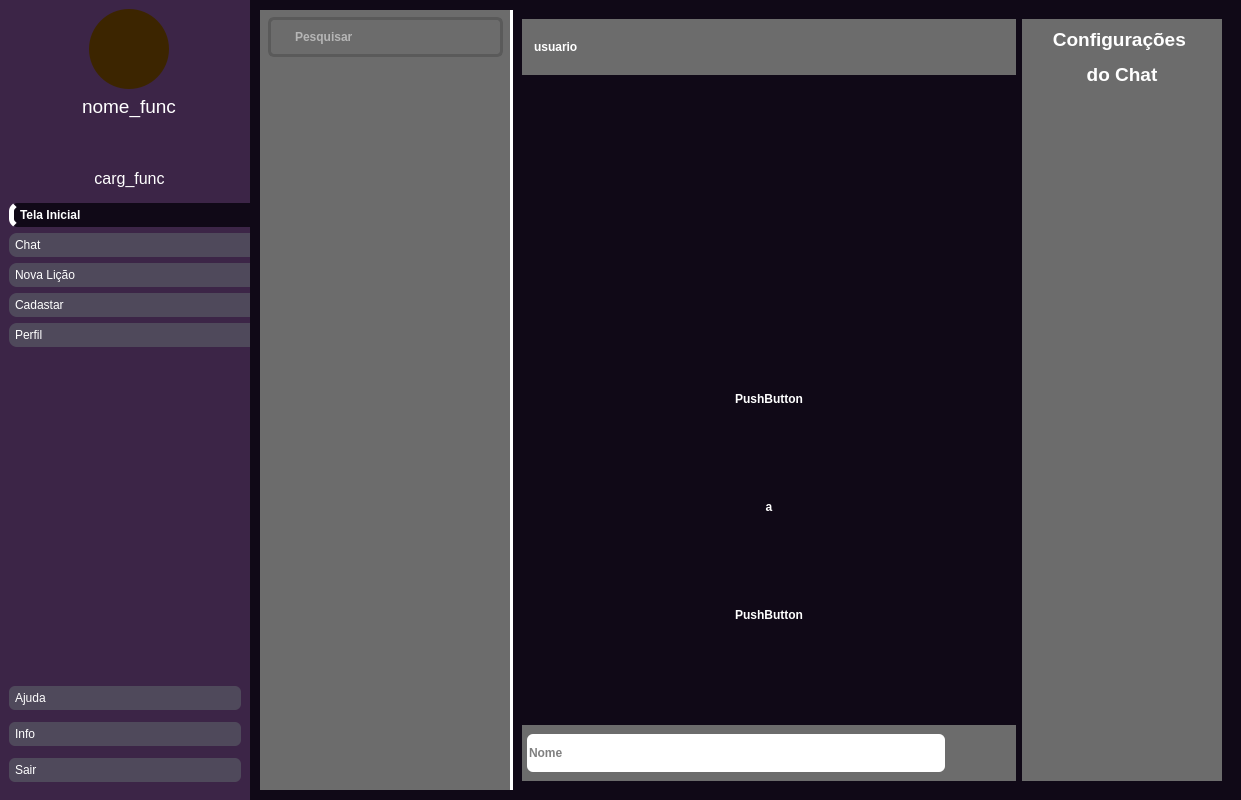
Before: the Qt Designer form design/NOVODASH.ui in Zstraffey/NewTE, drawn with Qt 5.
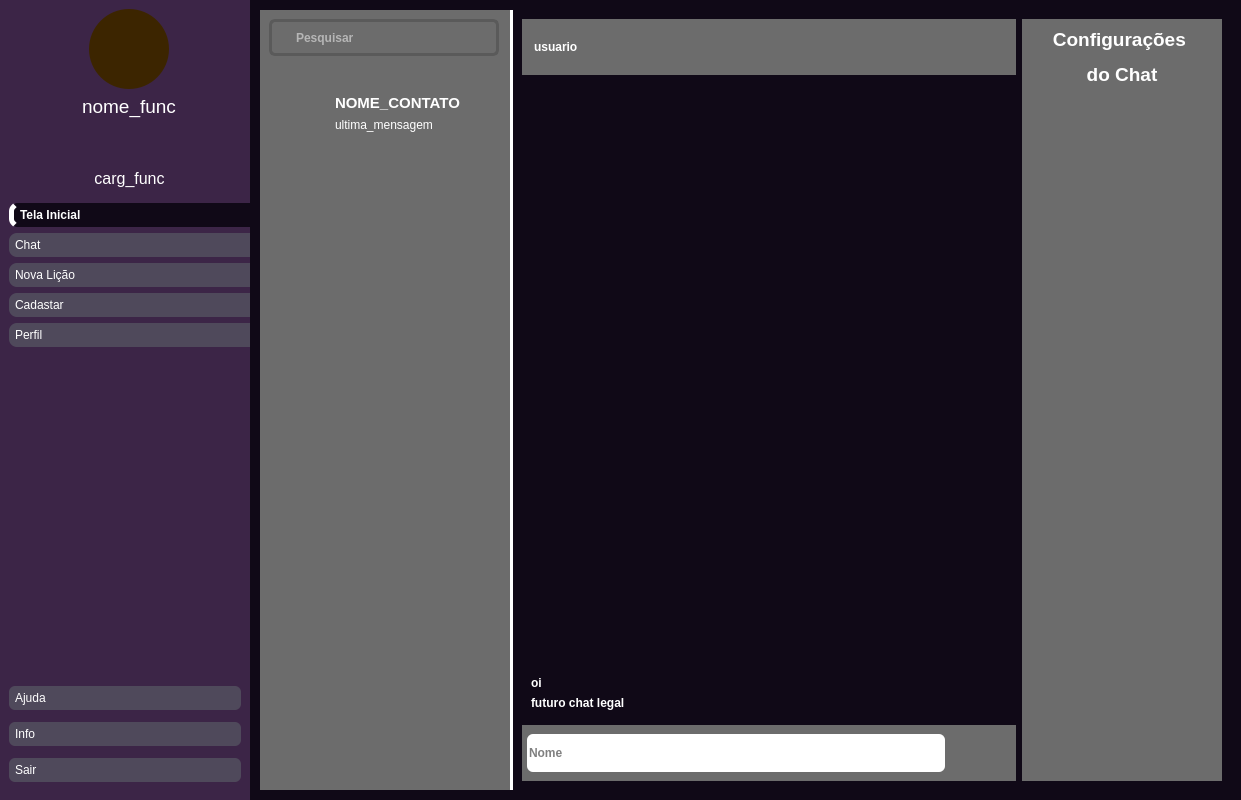
After: the same form once the commit is applied. The open tabs and pages were chosen to show the change. Icons and pictures are not drawn.

Diff of the .ui file:
```diff
--- a/design/NOVODASH.ui
+++ b/design/NOVODASH.ui
@@ -2585,27 +2585,21 @@
              <property name="styleSheet">
               <string notr="true">background-color: #6c6c6c;</string>
              </property>
+             <layout class="QVBoxLayout" name="verticalLayout_17">
+              <property name="leftMargin">
+               <number>0</number>
+              </property>
+              <property name="topMargin">
+               <number>0</number>
+              </property>
+              <property name="rightMargin">
+               <number>0</number>
+              </property>
+              <property name="bottomMargin">
+               <number>0</number>
+              </property>
+              <item alignment="Qt::AlignTop">
              <widget class="QWidget" name="pesquisa_dos_cntts" native="true">
-              <property name="geometry">
-               <rect>
-                <x>0</x>
-                <y>0</y>
-                <width>251</width>
-                <height>55</height>
-               </rect>
-              </property>
-              <property name="minimumSize">
-               <size>
-                <width>0</width>
-                <height>55</height>
-               </size>
-              </property>
-              <property name="maximumSize">
-               <size>
-                <width>16777215</width>
-                <height>55</height>
-               </size>
-              </property>
               <property name="styleSheet">
                <string notr="true">QPushButton {
    
@@ -2644,21 +2638,6 @@
 }</string>
               </property>
               <layout class="QVBoxLayout" name="verticalLayout_25">
-               <property name="spacing">
-                <number>0</number>
-               </property>
-               <property name="leftMargin">
-                <number>8</number>
-               </property>
-               <property name="topMargin">
-                <number>0</number>
-               </property>
-               <property name="rightMargin">
-                <number>0</number>
-               </property>
-               <property name="bottomMargin">
-                <number>0</number>
-               </property>
                <item>
                 <widget class="QLineEdit" name="lineedit_pesquisa">
                  <property name="sizePolicy">
@@ -2669,14 +2648,14 @@
                  </property>
                  <property name="minimumSize">
                   <size>
-                   <width>235</width>
-                   <height>40</height>
+                     <width>160</width>
+                     <height>37</height>
                   </size>
                  </property>
                  <property name="maximumSize">
                   <size>
-                   <width>235</width>
-                   <height>40</height>
+                     <width>230</width>
+                     <height>16777215</height>
                   </size>
                  </property>
                  <property name="styleSheet">
@@ -2689,36 +2668,9 @@
                </item>
               </layout>
              </widget>
-             <widget class="QScrollArea" name="usuarios_chat">
-              <property name="geometry">
-               <rect>
-                <x>0</x>
-                <y>62</y>
-                <width>251</width>
-                <height>16</height>
-               </rect>
-              </property>
-              <property name="sizePolicy">
-               <sizepolicy hsizetype="Fixed" vsizetype="Expanding">
-                <horstretch>0</horstretch>
-                <verstretch>0</verstretch>
-               </sizepolicy>
-              </property>
-              <property name="minimumSize">
-               <size>
-                <width>0</width>
-                <height>0</height>
-               </size>
-              </property>
-              <property name="maximumSize">
-               <size>
-                <width>16777215</width>
-                <height>717</height>
-               </size>
-              </property>
-              <property name="mouseTracking">
-               <bool>false</bool>
-              </property>
+              </item>
+              <item>
+               <widget class="QScrollArea" name="scrollArea">
               <property name="styleSheet">
                <string notr="true"/>
               </property>
@@ -2733,35 +2685,134 @@
                 <rect>
                  <x>0</x>
                  <y>0</y>
-                 <width>251</width>
-                 <height>16</height>
-                </rect>
-               </property>
+                   <width>250</width>
+                   <height>718</height>
+                  </rect>
+                 </property>
+                 <layout class="QVBoxLayout" name="verticalLayout_28">
+                  <item>
+                   <widget class="QWidget" name="template_contato" native="true">
+                    <property name="maximumSize">
+                     <size>
+                      <width>16777215</width>
+                      <height>70</height>
+                     </size>
+                    </property>
+                    <property name="cursor">
+                     <cursorShape>PointingHandCursor</cursorShape>
+                    </property>
+                    <property name="styleSheet">
+                     <string notr="true"/>
+                    </property>
+                    <layout class="QHBoxLayout" name="horizontalLayout_9">
+                     <property name="leftMargin">
+                      <number>0</number>
+                     </property>
+                     <property name="topMargin">
+                      <number>5</number>
+                     </property>
+                     <property name="rightMargin">
+                      <number>0</number>
+                     </property>
+                     <property name="bottomMargin">
+                      <number>5</number>
+                     </property>
+                     <item>
+                      <widget class="QLabel" name="foto_cntt">
                <property name="sizePolicy">
-                <sizepolicy hsizetype="Expanding" vsizetype="Expanding">
+                        <sizepolicy hsizetype="Fixed" vsizetype="Preferred">
                  <horstretch>0</horstretch>
-                 <verstretch>4</verstretch>
-                </sizepolicy>
-               </property>
-               <layout class="QVBoxLayout" name="verticalLayout_17">
+                         <verstretch>0</verstretch>
+                        </sizepolicy>
+                       </property>
+                       <property name="maximumSize">
+                        <size>
+                         <width>60</width>
+                         <height>16777215</height>
+                        </size>
+                       </property>
+                       <property name="cursor">
+                        <cursorShape>PointingHandCursor</cursorShape>
+                       </property>
+                       <property name="text">
+                        <string/>
+                       </property>
+                       <property name="pixmap">
+                        <pixmap resource="../imagens/imgs.qrc">:/imgs/logo_new_te.png</pixmap>
+                       </property>
+                       <property name="scaledContents">
+                        <bool>true</bool>
+                       </property>
+                      </widget>
+                     </item>
+                     <item>
+                      <widget class="QWidget" name="widget_27" native="true">
+                       <property name="cursor">
+                        <cursorShape>PointingHandCursor</cursorShape>
+                       </property>
+                       <layout class="QVBoxLayout" name="verticalLayout_30">
                 <property name="spacing">
-                 <number>0</number>
+                         <number>6</number>
                 </property>
                 <property name="leftMargin">
                  <number>0</number>
                 </property>
                 <property name="topMargin">
-                 <number>0</number>
+                         <number>9</number>
                 </property>
                 <property name="rightMargin">
                  <number>0</number>
                 </property>
                 <property name="bottomMargin">
-                 <number>0</number>
-                </property>
-               </layout>
-              </widget>
-             </widget>
+                         <number>9</number>
+                        </property>
+                        <item>
+                         <widget class="QLabel" name="nome_salvo">
+                          <property name="cursor">
+                           <cursorShape>PointingHandCursor</cursorShape>
+                          </property>
+                          <property name="text">
+                           <string>&lt;html&gt;&lt;head/&gt;&lt;body&gt;&lt;p&gt;&lt;span style=&quot; font-size:11pt; font-weight:600;&quot;&gt;NOME_CONTATO&lt;/span&gt;&lt;/p&gt;&lt;/body&gt;&lt;/html&gt;</string>
+                          </property>
+                         </widget>
+                        </item>
+                        <item>
+                         <widget class="QLabel" name="ultima_mensagem">
+                          <property name="cursor">
+                           <cursorShape>PointingHandCursor</cursorShape>
+                          </property>
+                          <property name="styleSheet">
+                           <string notr="true">font-weight: normal ;</string>
+                          </property>
+                          <property name="text">
+                           <string>ultima_mensagem</string>
+                          </property>
+                         </widget>
+                        </item>
+                       </layout>
+                      </widget>
+                     </item>
+                    </layout>
+                   </widget>
+                  </item>
+                  <item>
+                   <spacer name="verticalSpacer_3">
+                    <property name="orientation">
+                     <enum>Qt::Vertical</enum>
+                    </property>
+                    <property name="sizeHint" stdset="0">
+                     <size>
+                      <width>20</width>
+                      <height>40</height>
+                     </size>
+                    </property>
+                   </spacer>
+                  </item>
+                 </layout>
+                </widget>
+               </widget>
+              </item>
+             </layout>
             </widget>
            </item>
            <item>
@@ -2991,100 +3042,35 @@
                          <height>600</height>
                         </size>
                        </property>
-                       <widget class="QScrollArea" name="chat">
-                        <property name="geometry">
-                         <rect>
-                          <x>0</x>
-                          <y>214</y>
-                          <width>494</width>
-                          <height>421</height>
-                         </rect>
-                        </property>
-                        <property name="sizePolicy">
-                         <sizepolicy hsizetype="Fixed" vsizetype="Expanding">
-                          <horstretch>0</horstretch>
-                          <verstretch>0</verstretch>
-                         </sizepolicy>
-                        </property>
-                        <property name="minimumSize">
+                       <layout class="QVBoxLayout" name="verticalLayout_49">
+                        <item>
+                         <spacer name="verticalSpacer_6">
+                          <property name="orientation">
+                           <enum>Qt::Vertical</enum>
+                          </property>
+                          <property name="sizeHint" stdset="0">
                          <size>
-                          <width>0</width>
-                          <height>0</height>
-                         </size>
-                        </property>
-                        <property name="maximumSize">
-                         <size>
-                          <width>16777215</width>
-                          <height>717</height>
-                         </size>
-                        </property>
-                        <property name="mouseTracking">
-                         <bool>false</bool>
-                        </property>
-                        <property name="styleSheet">
-                         <string notr="true"/>
-                        </property>
-                        <property name="widgetResizable">
-                         <bool>true</bool>
-                        </property>
-                        <property name="alignment">
-                         <set>Qt::AlignLeading|Qt::AlignLeft|Qt::AlignTop</set>
-                        </property>
-                        <widget class="QWidget" name="scrollAreaWidgetContents_2">
-                         <property name="geometry">
-                          <rect>
-                           <x>0</x>
-                           <y>0</y>
-                           <width>494</width>
-                           <height>421</height>
-                          </rect>
-                         </property>
-                         <property name="sizePolicy">
-                          <sizepolicy hsizetype="Expanding" vsizetype="Expanding">
-                           <horstretch>0</horstretch>
-                           <verstretch>4</verstretch>
-                          </sizepolicy>
-                         </property>
-                         <layout class="QVBoxLayout" name="verticalLayout_28">
-                          <property name="spacing">
-                           <number>0</number>
-                          </property>
-                          <property name="leftMargin">
-                           <number>0</number>
-                          </property>
-                          <property name="topMargin">
-                           <number>0</number>
-                          </property>
-                          <property name="rightMargin">
-                           <number>0</number>
-                          </property>
-                          <property name="bottomMargin">
-                           <number>0</number>
-                          </property>
-                          <item>
-                           <widget class="QPushButton" name="pushButton_3">
-                            <property name="text">
-                             <string>PushButton</string>
-                            </property>
-                           </widget>
+                            <width>20</width>
+                            <height>40</height>
+                           </size>
+                          </property>
+                         </spacer>
                           </item>
                           <item>
-                           <widget class="QPushButton" name="pushButton_2">
+                         <widget class="QLabel" name="podeapagar_2">
                             <property name="text">
-                             <string>a</string>
+                           <string>oi</string>
                             </property>
                            </widget>
                           </item>
                           <item>
-                           <widget class="QPushButton" name="pushButton_4">
+                         <widget class="QLabel" name="podeapagar">
                             <property name="text">
-                             <string>PushButton</string>
+                           <string>futuro chat legal</string>
                             </property>
                            </widget>
                           </item>
                          </layout>
-                        </widget>
-                       </widget>
                       </widget>
                      </item>
                      <item>
```
Left out of the diff: 14 changed lines with no effect on the pictures. Lines whose indentation alone changed are shown as unchanged.
